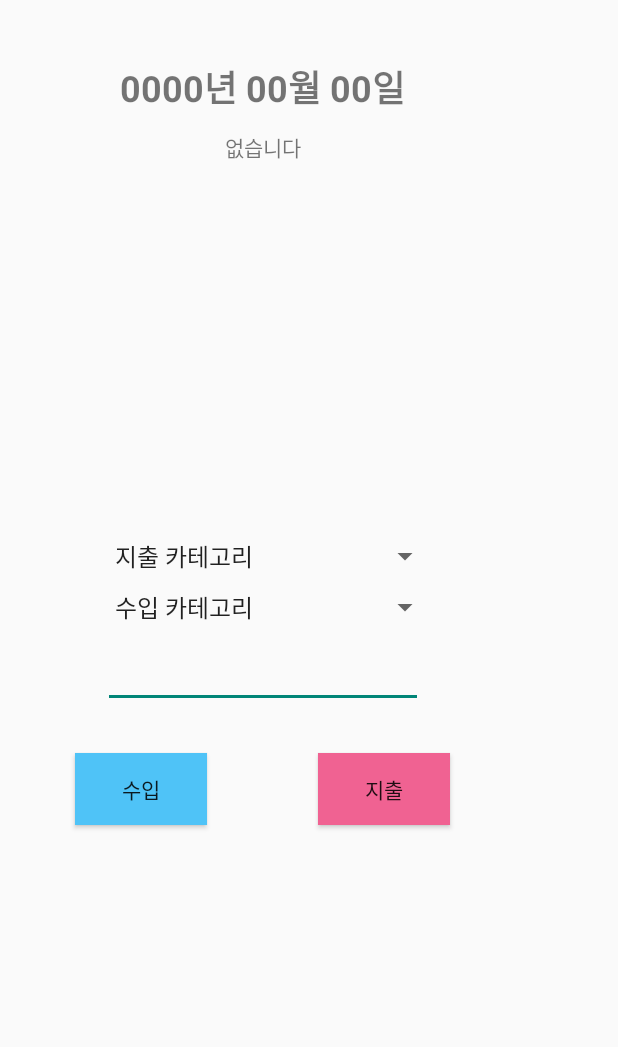
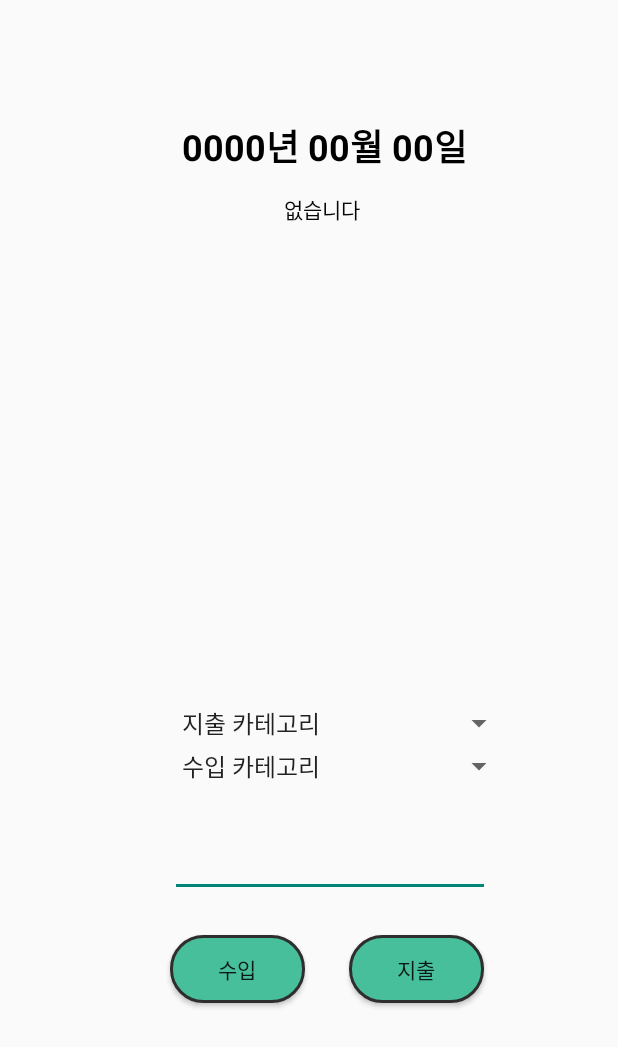
Before and after one commit to dlgkdud95/OCR_AccountBook, an Android app: the layout dialog_cal.xml on its own in the app's theme, with its tools: preview values and no code run, on a phone screen of 412 x 824 dp. Shown: the top 1047 px of the screen. Run offline under Robolectric (Android 15) with nearby library versions, the light colour scheme and no system bars.

Commit message:
버튼 바꾸기, 상단 네비게이션바 클릭하면 색깔 바뀜, 영수증 창 조금 수정, 전체적인 크기 수정

```diff
--- /dev/null
+++ b/app/src/main/res/drawable/inout_buttonui.xml
@@ -0,0 +1,23 @@
+<?xml version="1.0" encoding="utf-8"?>
+<shape xmlns:android="http://schemas.android.com/apk/res/android" android:shape="rectangle" >
+    <corners
+        android:radius="21dp"
+        />
+    <solid
+        android:color="#47BF9B"
+        />
+    <padding
+        android:left="0dp"
+        android:top="0dp"
+        android:right="0dp"
+        android:bottom="0dp"
+        />
+    <size
+        android:width="110dp"
+        android:height="60dp"
+        />
+    <stroke
+        android:width="2.0dp"
+        android:color="#2E2E2E"
+        />
+</shape>
--- /dev/null
+++ b/app/src/main/res/drawable/menu_selector_color.xml
@@ -0,0 +1,6 @@
+<?xml version="1.0" encoding="utf-8"?>
+<selector xmlns:android="http://schemas.android.com/apk/res/android">
+    <item android:color="#009090" android:state_checked="true" />
+    <item android:color="#CCCCCC" android:state_checked="false" />
+
+</selector>
--- a/app/src/main/res/layout/activity_main.xml
+++ b/app/src/main/res/layout/activity_main.xml
@@ -16,10 +16,11 @@
             android:id="@+id/bottomNavi"
             android:layout_width="match_parent"
             android:layout_height="wrap_content"
+
             android:foregroundTint="#FFFFFF"
             app:backgroundTint="#FFFFFF"
-            app:itemIconTint="#0065B6"
-            app:itemTextColor="#0065B6"
+            app:itemIconTint="@drawable/menu_selector_color"
+            app:itemTextColor="@drawable/menu_selector_color"
             app:layout_constraintBottom_toBottomOf="parent"
             app:layout_constraintEnd_toEndOf="parent"
             app:layout_constraintStart_toStartOf="parent"
--- a/app/src/main/res/layout/dialog_cal.xml
+++ b/app/src/main/res/layout/dialog_cal.xml
@@ -7,20 +7,28 @@
 
     <androidx.constraintlayout.widget.ConstraintLayout
         android:id="@+id/constraintLayout"
-        android:layout_width="350dp"
-        android:layout_height="600dp"
-        tools:layout_editor_absoluteX="32dp"
-        tools:layout_editor_absoluteY="64dp">
+        android:layout_width="0dp"
+        android:layout_height="0dp"
+        android:layout_marginStart="33dp"
+        android:layout_marginTop="55dp"
+        android:layout_marginEnd="33dp"
+        android:layout_marginBottom="55dp"
+        app:layout_constraintBottom_toBottomOf="parent"
+        app:layout_constraintEnd_toEndOf="parent"
+        app:layout_constraintStart_toStartOf="parent"
+        app:layout_constraintTop_toTopOf="parent">
 
         <TextView
             android:id="@+id/tv_date"
             android:layout_width="wrap_content"
             android:layout_height="wrap_content"
-            android:layout_marginTop="40dp"
+            android:layout_marginTop="24dp"
             android:text="0000년 00월 00일"
+            android:textColor="#000000"
             android:textSize="24sp"
             android:textStyle="bold"
             app:layout_constraintEnd_toEndOf="parent"
+            app:layout_constraintHorizontal_bias="0.567"
             app:layout_constraintStart_toStartOf="parent"
             app:layout_constraintTop_toTopOf="parent" />
 
@@ -28,8 +36,9 @@
             android:id="@+id/tv_type"
             android:layout_width="wrap_content"
             android:layout_height="wrap_content"
-            android:layout_marginStart="20dp"
-            android:layout_marginTop="12dp"
+            android:layout_marginStart="30dp"
+            android:layout_marginTop="15dp"
+            android:textColor="#009688"
             app:layout_constraintStart_toStartOf="parent"
             app:layout_constraintTop_toBottomOf="@+id/tv_date" />
 
@@ -37,70 +46,78 @@
             android:id="@+id/tv_cost"
             android:layout_width="wrap_content"
             android:layout_height="wrap_content"
-            android:text="없습니다"
+            android:text="          없습니다"
+            android:textColor="#050505"
             app:layout_constraintBottom_toBottomOf="@+id/tv_type"
             app:layout_constraintEnd_toStartOf="@+id/tv_category"
+            app:layout_constraintHorizontal_bias="0.429"
             app:layout_constraintStart_toEndOf="@+id/tv_type"
-            app:layout_constraintTop_toTopOf="@+id/tv_type" />
+            app:layout_constraintTop_toTopOf="@+id/tv_date"
+            app:layout_constraintVertical_bias="1" />
 
         <TextView
             android:id="@+id/tv_category"
             android:layout_width="wrap_content"
             android:layout_height="wrap_content"
-            android:layout_marginEnd="20dp"
+            android:layout_marginEnd="16dp"
             app:layout_constraintBottom_toBottomOf="@+id/tv_cost"
             app:layout_constraintEnd_toEndOf="parent"
-            app:layout_constraintTop_toTopOf="@+id/tv_cost" />
+            app:layout_constraintTop_toTopOf="@+id/tv_cost"
+            app:layout_constraintVertical_bias="1.0" />
 
         <Button
             android:id="@+id/btn_income"
-            android:layout_width="wrap_content"
-            android:layout_height="wrap_content"
-            android:layout_marginStart="50dp"
-            android:layout_marginBottom="50dp"
-            android:background="#4FC3F7"
+            android:layout_width="90dp"
+            android:layout_height="45dp"
+            android:layout_marginStart="80dp"
+            android:layout_marginBottom="100dp"
+            android:background="@drawable/inout_buttonui"
             android:text="수입"
             app:layout_constraintBottom_toBottomOf="parent"
             app:layout_constraintStart_toStartOf="parent" />
 
         <Button
             android:id="@+id/btn_outlay"
-            android:layout_width="wrap_content"
-            android:layout_height="wrap_content"
-            android:layout_marginEnd="50dp"
-            android:background="#F06292"
+            android:layout_width="90dp"
+            android:layout_height="45dp"
+            android:layout_marginEnd="56dp"
+            android:background="@drawable/inout_buttonui"
             android:text="지출"
             app:layout_constraintBottom_toBottomOf="@+id/btn_income"
-            app:layout_constraintEnd_toEndOf="parent" />
+            app:layout_constraintEnd_toEndOf="parent"
+            app:layout_constraintTop_toTopOf="@+id/btn_income" />
 
         <EditText
             android:id="@+id/et_money"
             android:layout_width="wrap_content"
             android:layout_height="wrap_content"
-            android:layout_marginBottom="30dp"
+            android:layout_marginBottom="25dp"
             android:ems="10"
             android:inputType="numberSigned"
+            android:textColor="#99000000"
+            android:textColorLink="#009688"
             app:layout_constraintBottom_toTopOf="@+id/btn_outlay"
             app:layout_constraintEnd_toEndOf="@+id/btn_outlay"
+            app:layout_constraintHorizontal_bias="0.0"
             app:layout_constraintStart_toStartOf="@+id/btn_income" />
 
         <Spinner
             android:id="@+id/spinner_inCategory"
-            android:layout_width="225dp"
+            android:layout_width="230dp"
             android:layout_height="wrap_content"
-            android:layout_marginBottom="10dp"
+            android:layout_marginBottom="30dp"
             android:entries="@array/income_catalog"
             app:layout_constraintBottom_toTopOf="@+id/et_money"
             app:layout_constraintStart_toStartOf="@+id/et_money" />
 
         <Spinner
             android:id="@+id/spinner_outCategory"
-            android:layout_width="225dp"
+            android:layout_width="230dp"
             android:layout_height="wrap_content"
-            android:layout_marginBottom="10dp"
+            android:layout_marginBottom="104dp"
             android:entries="@array/outlay_catalog"
-            app:layout_constraintBottom_toTopOf="@+id/spinner_inCategory"
-            app:layout_constraintStart_toStartOf="@+id/spinner_inCategory" />
+            app:layout_constraintBottom_toBottomOf="@+id/et_money"
+            app:layout_constraintStart_toStartOf="@+id/et_money" />
 
     </androidx.constraintlayout.widget.ConstraintLayout>
 </androidx.constraintlayout.widget.ConstraintLayout>
--- a/app/src/main/res/layout/frag_view_income.xml
+++ b/app/src/main/res/layout/frag_view_income.xml
@@ -24,7 +24,7 @@
                 android:layout_width="100dp"
                 android:layout_height="70dp"
                 android:gravity="center"
-                android:text="수입일"
+                android:text="날짜"
                 android:textColor="#000000"
                 android:textSize="18sp" />
 
@@ -52,6 +52,7 @@
                 android:layout_height="70dp"
                 android:gravity="center"
                 android:text="분류"
+                android:textColor="#000000"
                 android:textSize="18sp" />
 
             <TextView
@@ -60,6 +61,7 @@
                 android:layout_height="70dp"
                 android:gravity="center"
                 android:text="수입내용"
+                android:textColor="#000000"
                 android:textSize="18sp" />
 
         </LinearLayout>
--- a/app/src/main/res/layout/frag_view_outlay.xml
+++ b/app/src/main/res/layout/frag_view_outlay.xml
@@ -23,7 +23,7 @@
                 android:layout_width="100dp"
                 android:layout_height="70dp"
                 android:gravity="center"
-                android:text="지출일"
+                android:text="날짜"
                 android:textColor="#000000"
                 android:textSize="18sp" />
 
```
Also changed, not shown: app/src/main/res/layout/money_input.xml (+10 -14 lines), app/src/main/res/layout/ocr_view.xml (+5 -5 lines), app/src/main/res/layout/receiptscan_view.xml (+7 -3 lines).
